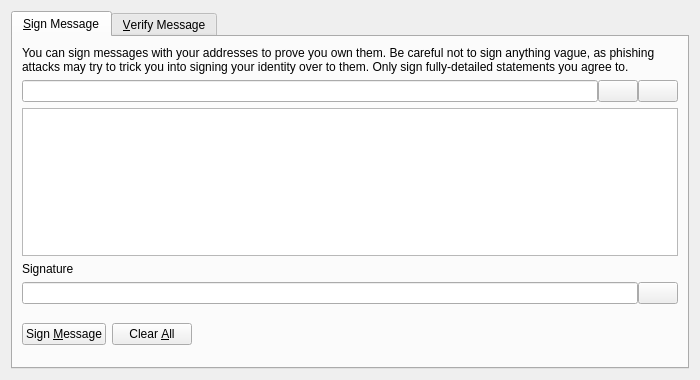
Before: the Qt Designer form src/qt/forms/signverifymessagedialog.ui in 86me/skidoo, drawn with Qt 5.
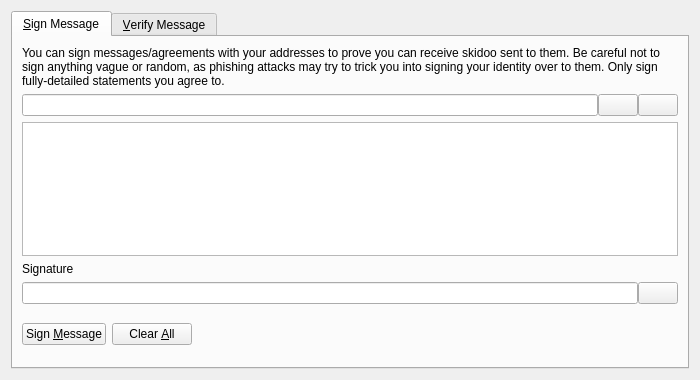
After: the same form once the commit is applied. Icons and pictures are not drawn. Custom widgets are drawn as their Qt base class.

Patch:
```diff
--- a/src/qt/forms/signverifymessagedialog.ui
+++ b/src/qt/forms/signverifymessagedialog.ui
@@ -30,7 +30,7 @@
        <item>
         <widget class="QLabel" name="infoLabel_SM">
          <property name="text">
-          <string>You can sign messages with your addresses to prove you own them. Be careful not to sign anything vague, as phishing attacks may try to trick you into signing your identity over to them. Only sign fully-detailed statements you agree to.</string>
+          <string>You can sign messages/agreements with your addresses to prove you can receive skidoo sent to them. Be careful not to sign anything vague or random, as phishing attacks may try to trick you into signing your identity over to them. Only sign fully-detailed statements you agree to.</string>
          </property>
          <property name="textFormat">
           <enum>Qt::PlainText</enum>
```
Left out of the diff: 16 changed lines with no effect on the pictures.
